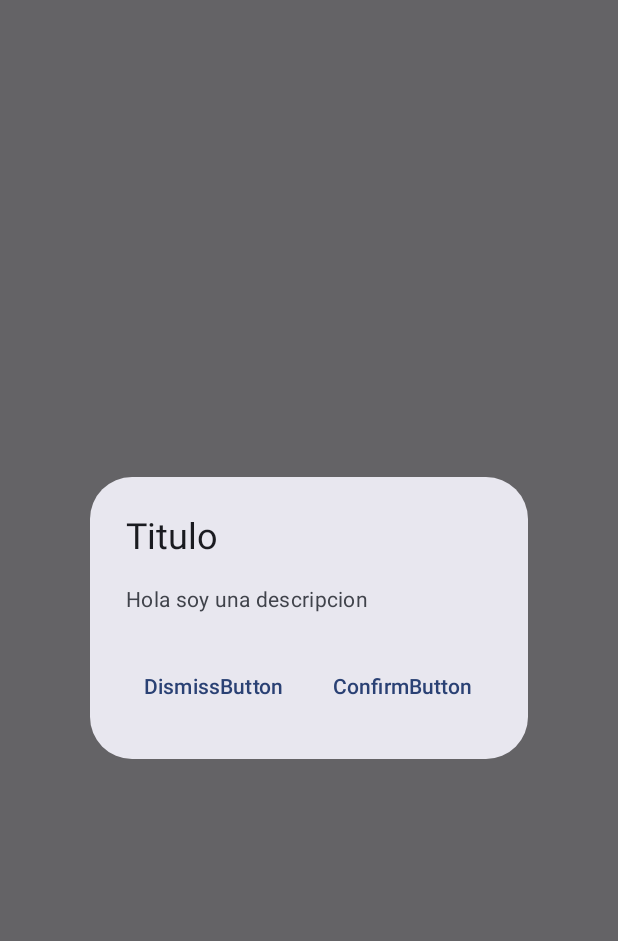
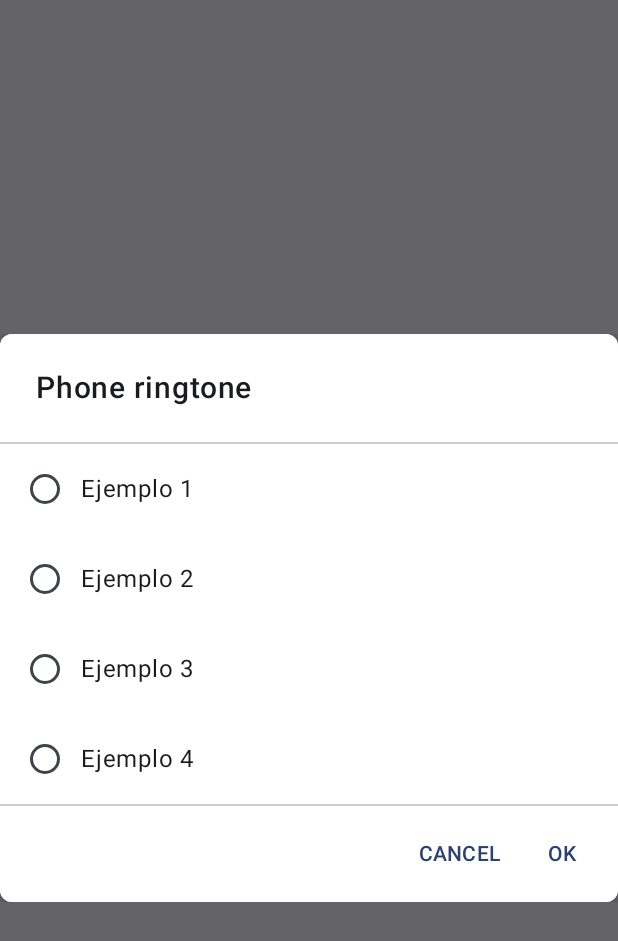
Before and after one commit to MrPartner/ComposePracticeApp, an Android app built with Jetpack Compose: the screen it shows after launch (MainActivity), after a tap on "Mostrar dialogo", on a phone screen of 412 x 824 dp. Shown: the top 941 px of the screen. Run offline under Robolectric (Android 15) with nearby library versions, the phone set to English and light mode, and no system bars.

Commit message:
terminamos dialogs

```diff
--- a/app/src/main/java/com/example/composepracticeapp/MainActivity.kt
+++ b/app/src/main/java/com/example/composepracticeapp/MainActivity.kt
@@ -29,6 +29,9 @@ import com.example.composepracticeapp.uilayouts.controlselection.CheckInfo
 import com.example.composepracticeapp.uilayouts.controlselection.MyCheckBoxWithTextCompleted
 import com.example.composepracticeapp.uilayouts.controlselection.MyRadioButtonList
 import com.example.composepracticeapp.uilayouts.dialogs.MyAlertDialog
+import com.example.composepracticeapp.uilayouts.dialogs.MyConfirmationDialog
+import com.example.composepracticeapp.uilayouts.dialogs.MyCustomDialog
+import com.example.composepracticeapp.uilayouts.dialogs.MySImpleCustomDialog
 import com.example.composepracticeapp.uilayouts.otherlayouts.MyDropdownMenu
 import com.example.composepracticeapp.uilayouts.texttextfield.MyTextFieldAdvance2
 
@@ -51,11 +54,8 @@ class MainActivity : ComponentActivity() {
                             Button(onClick = { show = true }) {
                                 Text(text = "Mostrar dialogo")
                             }
-                            MyAlertDialog(
-                                show = show,
-                                onDismiss = { show = false },
-                                onConfirm = { Log.i("aris", "click") })
                         }
+                        MyConfirmationDialog(show = show, onDismiss = { show = false })
 
                     }
                 }
@@ -63,37 +63,3 @@ class MainActivity : ComponentActivity() {
         }
     }
 }
-
-//ChechBox state hoisting  1
-@Composable
-fun getOptions(titles: List<String>): List<CheckInfo> {
-    return titles.map { it ->
-        var status by rememberSaveable {
-            mutableStateOf(false)
-        }
-        CheckInfo(
-            title = it,
-            selected = status,
-            onCheckedChange = { newStatus -> status = newStatus }
-        )
-    }
-}
-/* /1 CB state hoisting
-val myOptions =
-getOptions(listOf("Ejemplo1", "Ejemplo2", "Ejemplo3", "Ejemplo4"))
-Column (){
-myOptions.forEach {
-MyCheckBoxWithTextCompleted(it)
-}
-} /1 */ //CB state hoisting
-/////////////////////////////////////
-
-/*2 RB state hoisting
-var selected by rememberSaveable {
- mutableStateOf("Ejemplo1")
-}
-Column {
-MyRadioButtonList(selected) { selected = it }
-} */ //2 RB state hoisting
-
-//////////////////////////////////////
--- a/app/src/main/java/com/example/composepracticeapp/uilayouts/controlselection/RadioButton.kt
+++ b/app/src/main/java/com/example/composepracticeapp/uilayouts/controlselection/RadioButton.kt
@@ -13,15 +13,16 @@ import androidx.compose.runtime.getValue
 import androidx.compose.runtime.mutableStateOf
 import androidx.compose.runtime.saveable.rememberSaveable
 import androidx.compose.runtime.setValue
+import androidx.compose.ui.Alignment
 import androidx.compose.ui.Modifier
 import androidx.compose.ui.graphics.Color
 import androidx.compose.ui.tooling.preview.Preview
 import androidx.compose.ui.unit.dp
 
-
+@Preview(showBackground = true, showSystemUi = true)
 @Composable
 fun MyRadioButton() {
-    Row(modifier = Modifier.fillMaxWidth()) {
+    Row(modifier = Modifier.fillMaxWidth(), verticalAlignment = Alignment.CenterVertically) {
         RadioButton(
             selected = true, onClick = { /*TODO*/ },
             enabled = true,
@@ -31,7 +32,7 @@ fun MyRadioButton() {
                 disabledSelectedColor = Color.Green,
             )
         )
-        Text(text = "Ejemplo 1", modifier = Modifier.padding(top = 14.dp))
+        Text(text = "Ejemplo 1")
     }
 }
 
@@ -40,22 +41,32 @@ fun MyRadioButton() {
 fun MyRadioButtonList(name: String, onItemSelected: (String) -> Unit) {
 
     Column(modifier = Modifier.fillMaxWidth()) {
-        Row() {
+        Row(modifier = Modifier.padding(6.dp), verticalAlignment = Alignment.CenterVertically) {
             RadioButton(selected = name == "Ejemplo1", onClick = { onItemSelected("Ejemplo1") })
-            Text(text = "Ejemplo 1", modifier = Modifier.padding(top = 14.dp))
+            Text(text = "Ejemplo 1")
         }
-        Row() {
+        Row(modifier = Modifier.padding(6.dp), verticalAlignment = Alignment.CenterVertically) {
             RadioButton(selected = name == "Ejemplo2", onClick = { onItemSelected("Ejemplo2") })
-            Text(text = "Ejemplo 2", modifier = Modifier.padding(top = 14.dp))
+            Text(text = "Ejemplo 2")
         }
-        Row() {
+        Row(modifier = Modifier.padding(6.dp), verticalAlignment = Alignment.CenterVertically) {
             RadioButton(selected = name == "Ejemplo3", onClick = { onItemSelected("Ejemplo3") })
-            Text(text = "Ejemplo 3", modifier = Modifier.padding(top = 14.dp))
+            Text(text = "Ejemplo 3")
         }
-        Row() {
+        Row(modifier = Modifier.padding(6.dp), verticalAlignment = Alignment.CenterVertically) {
             RadioButton(selected = name == "Ejemplo4", onClick = { onItemSelected("Ejemplo4") })
-            Text(text = "Ejemplo 4", modifier = Modifier.padding(top = 14.dp))
+            Text(text = "Ejemplo 4")
         }
     }
 
 }
+
+/*2 RB state hoisting
+var selected by rememberSaveable {
+ mutableStateOf("Ejemplo1")
+}
+Column {
+MyRadioButtonList(selected) { selected = it }
+} */ //2 RB state hoisting
+
+//////////////////////////////////////
--- /dev/null
+++ b/app/src/main/java/com/example/composepracticeapp/uilayouts/dialogs/ConfirmationDialog.kt
@@ -0,0 +1,64 @@
+package com.example.composepracticeapp.uilayouts.dialogs
+
+import androidx.compose.foundation.background
+import androidx.compose.foundation.layout.Column
+import androidx.compose.foundation.layout.Row
+import androidx.compose.foundation.layout.fillMaxWidth
+import androidx.compose.foundation.layout.padding
+import androidx.compose.material3.Card
+import androidx.compose.material3.CardDefaults
+import androidx.compose.material3.CardElevation
+import androidx.compose.material3.Divider
+import androidx.compose.material3.MaterialTheme
+import androidx.compose.material3.Text
+import androidx.compose.material3.TextButton
+import androidx.compose.runtime.Composable
+import androidx.compose.runtime.getValue
+import androidx.compose.runtime.mutableStateOf
+import androidx.compose.runtime.saveable.rememberSaveable
+import androidx.compose.runtime.setValue
+import androidx.compose.ui.Alignment
+import androidx.compose.ui.Modifier
+import androidx.compose.ui.graphics.Color
+import androidx.compose.ui.unit.dp
+import androidx.compose.ui.window.Dialog
+import com.example.composepracticeapp.uilayouts.controlselection.MyRadioButtonList
+
+@Composable
+fun MyConfirmationDialog(show: Boolean, onDismiss: () -> Unit) {
+    if (show) {
+        Dialog(onDismissRequest = { onDismiss() }) {
+            Card(
+                modifier = Modifier, elevation = CardDefaults.cardElevation(
+                    defaultElevation = 8.dp
+                ), shape = MaterialTheme.shapes.small
+            ) {
+                Column(
+                    modifier = Modifier
+                        .fillMaxWidth()
+                        .background(Color.White)
+                ) {
+                    MyTitleDialog(text = "Phone ringtone")
+                    Divider(Modifier.fillMaxWidth(), color = Color.LightGray)
+                    var status by rememberSaveable {
+                        mutableStateOf("")
+                    }
+                    MyRadioButtonList(status) { status = it }
+                    Divider(Modifier.fillMaxWidth(), color = Color.LightGray)
+                    Row(
+                        modifier = Modifier
+                            .align(Alignment.End)
+                            .padding(8.dp)
+                    ) {
+                        TextButton(onClick = { }) {
+                            Text(text = "CANCEL")
+                        }
+                        TextButton(onClick = { }) {
+                            Text(text = "OK")
+                        }
+                    }
+                }
+            }
+        }
+    }
+}
```
Also changed, not shown: app/src/main/java/com/example/composepracticeapp/uilayouts/controlselection/CheckBox.kt (+34 -8 lines), app/src/main/java/com/example/composepracticeapp/uilayouts/dialogs/AlertDialog.kt (+68 -0 lines), app/src/main/java/com/example/composepracticeapp/uilayouts/dialogs/CustomDialog.kt (added, +69 -0 lines), app/src/main/res/drawable/add.jpg (added), app/src/main/res/drawable/avatar.jpg (added).
